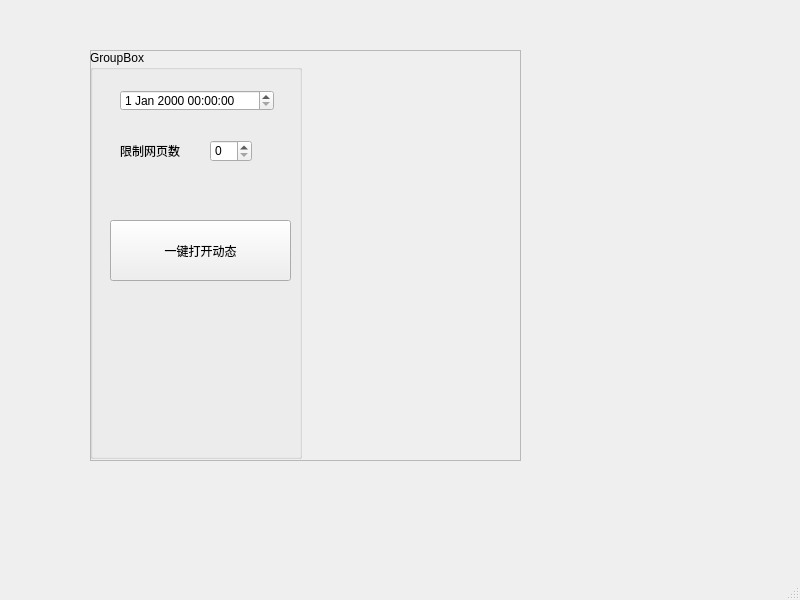
Before: the Qt Designer form ui/untitled.ui in QiWenLV/BSiteDataAnalysis, drawn with Qt 5.
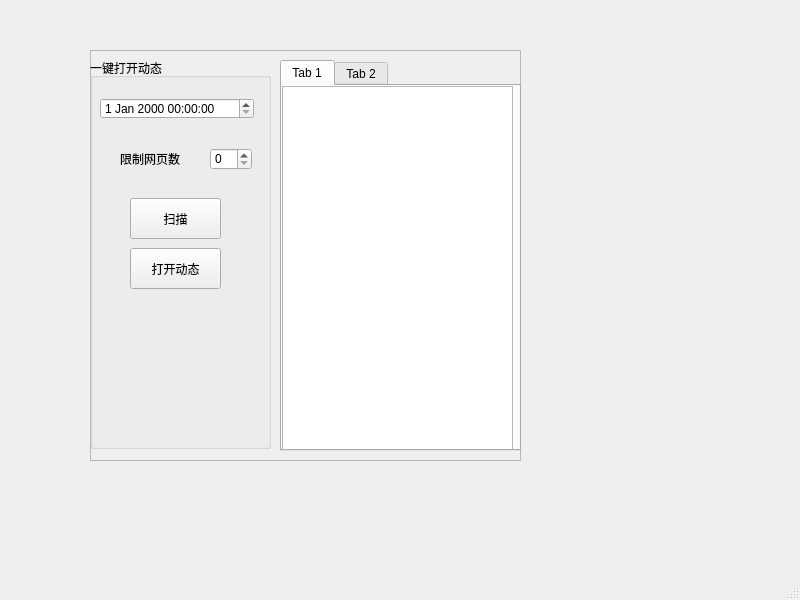
After: the same form once the commit is applied.

Commit message: 动态一键打开 新增待代开页面列表显示

```diff
--- a/ui/untitled.ui
+++ b/ui/untitled.ui
@@ -36,18 +36,18 @@
         <property name="geometry">
          <rect>
           <x>0</x>
-          <y>0</y>
-          <width>212</width>
-          <height>409</height>
+          <y>8</y>
+          <width>181</width>
+          <height>391</height>
          </rect>
         </property>
         <property name="title">
-         <string>GroupBox</string>
+         <string>一键打开动态</string>
         </property>
         <widget class="QDateTimeEdit" name="dateTimeEdit">
          <property name="geometry">
           <rect>
-           <x>30</x>
+           <x>10</x>
            <y>40</y>
            <width>154</width>
            <height>21</height>
@@ -57,14 +57,14 @@
         <widget class="QPushButton" name="openBtn">
          <property name="geometry">
           <rect>
-           <x>20</x>
-           <y>170</y>
-           <width>181</width>
-           <height>61</height>
+           <x>40</x>
+           <y>190</y>
+           <width>91</width>
+           <height>41</height>
           </rect>
          </property>
          <property name="text">
-          <string>一键打开动态</string>
+          <string>打开动态</string>
          </property>
         </widget>
         <widget class="QLabel" name="label">
@@ -89,6 +89,65 @@
            <height>22</height>
           </rect>
          </property>
+        </widget>
+        <widget class="QPushButton" name="scanBtn">
+         <property name="geometry">
+          <rect>
+           <x>40</x>
+           <y>140</y>
+           <width>91</width>
+           <height>41</height>
+          </rect>
+         </property>
+         <property name="text">
+          <string>扫描</string>
+         </property>
+        </widget>
+       </widget>
+       <widget class="QTabWidget" name="listTab">
+        <property name="geometry">
+         <rect>
+          <x>190</x>
+          <y>10</y>
+          <width>241</width>
+          <height>391</height>
+         </rect>
+        </property>
+        <property name="currentIndex">
+         <number>0</number>
+        </property>
+        <widget class="QWidget" name="detailTab">
+         <property name="accessibleName">
+          <string/>
+         </property>
+         <attribute name="title">
+          <string>Tab 1</string>
+         </attribute>
+         <widget class="QTableView" name="tableView">
+          <property name="geometry">
+           <rect>
+            <x>0</x>
+            <y>0</y>
+            <width>231</width>
+            <height>371</height>
+           </rect>
+          </property>
+         </widget>
+        </widget>
+        <widget class="QWidget" name="blackTab">
+         <attribute name="title">
+          <string>Tab 2</string>
+         </attribute>
+         <widget class="QTableView" name="tableView_2">
+          <property name="geometry">
+           <rect>
+            <x>0</x>
+            <y>0</y>
+            <width>231</width>
+            <height>361</height>
+           </rect>
+          </property>
+         </widget>
         </widget>
        </widget>
       </widget>
```
The commit also changes 4 other files.
